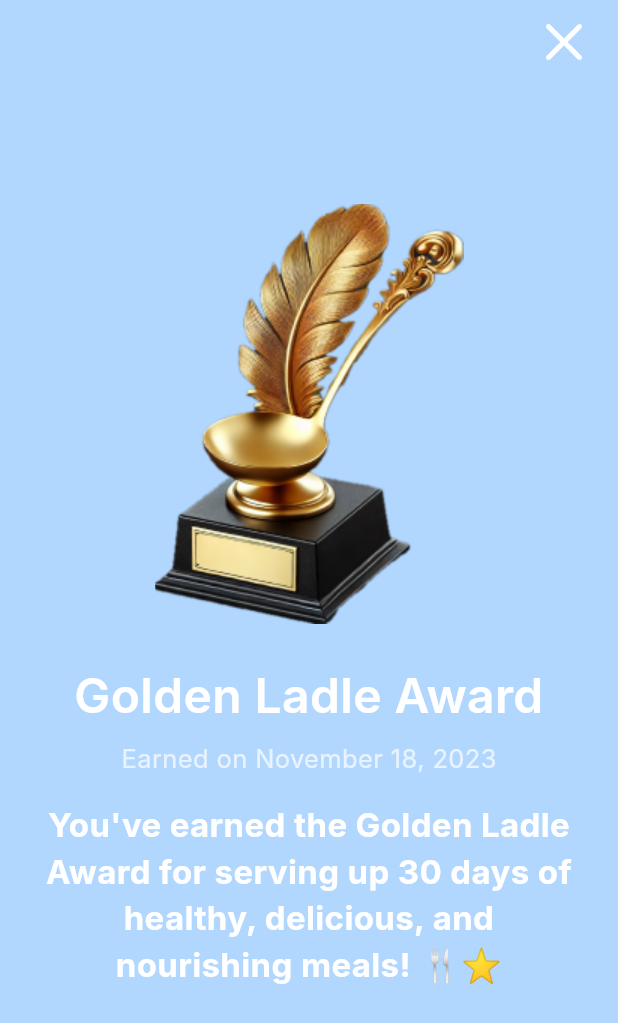
After one commit to ntua-el21059/TrackEat, a Flutter app: the ChallengeAwardScreen screen opened by its route, on a phone screen of 412 x 824 dp. The commit adds this screen. Shown: the top 1023 px of the screen. Run offline on Flutter 3.47's test engine with Material 3 defaults, Android fonts, the phone set to English and light mode, and no system bars; our stand-ins replace cached_network_image, camera, cloud_firestore, connectivity_plus, firebase_auth, firebase_core and 5 more; missing offline and left inert: activity_ring, responsive_grid_list; accounts and stored records are empty; Roboto replaces fonts that are missing (Inter); project files that could hold a hidden picture were left out.

Commit message:
added all the challenge_award screens

```diff
--- a/lib/core/utils/image_constant.dart
+++ b/lib/core/utils/image_constant.dart
@@ -79,7 +79,7 @@ class ImageConstant {
   static String imgWaterDropletSilhouette =
       '$imagePath/img_water_droplet_silhouette.svg';
   static String imgAccessibilityFill = '$imagePath/img_accessibility_fill.svg';
-  static String imgXButton = '$imagePath/img_x_button.svg';
+  static String imgXButton = '$imagePath/x_button.svg';
   static String imgUserBlue100 = '$imagePath/img_user_blue_100.svg';
   static String imgSettingsBlue100 = '$imagePath/img_settings_blue_100.svg';
   static String imgThumbsUpLightBlue600 =
@@ -212,4 +212,10 @@ class ImageConstant {
   static String imgAward4 = '$imagePath/award4.png';
   static String imgAward5 = '$imagePath/award5.png';
   static String imgAward6 = '$imagePath/award6.png';
+  static String imgGoldenLadle = '$imagePath/golden_ladle.png';
+  static String imgSweetEscape = '$imagePath/sweet_escape.png';
+  static String imgGoldenApple = '$imagePath/golden_apple.png';
+  static String imgHalfMileThrough = '$imagePath/half_mile_through.png';
+  static String imgCarnivoreChallenge = '$imagePath/carnivore_challenge.png';
+  static String imgAvocadoExcellence = '$imagePath/avocado_excellence.png';
 }
--- /dev/null
+++ b/lib/presentation/challenge_award_screen/challenge_award_screen.dart
@@ -0,0 +1,95 @@
+import 'package:flutter/material.dart';
+import 'package:provider/provider.dart';
+import '../../core/app_export.dart';
+import '../../widgets/app_bar/custom_app_bar.dart';
+import '../../widgets/custom_image_view.dart';
+import 'provider/challenge_award_provider.dart';
+
+class ChallengeAwardScreen extends StatefulWidget {
+  final int awardIndex;
+  const ChallengeAwardScreen({Key? key, this.awardIndex = 0}) : super(key: key);
+
+  @override
+  ChallengeAwardScreenState createState() => ChallengeAwardScreenState();
+
+  static Widget builder(BuildContext context, {int awardIndex = 0}) {
+    return ChangeNotifierProvider(
+      create: (context) => ChallengeAwardProvider(awardIndex: awardIndex),
+      child: ChallengeAwardScreen(awardIndex: awardIndex),
+    );
+  }
+}
+
+class ChallengeAwardScreenState extends State<ChallengeAwardScreen> {
+  @override
+  Widget build(BuildContext context) {
+    return Scaffold(
+      backgroundColor: const Color(0xFFB2D7FF),
+      appBar: _buildAppBar(context),
+      body: Consumer<ChallengeAwardProvider>(
+        builder: (context, provider, _) {
+          final award = provider.challengeAwardModelObj;
+          return Container(
+            width: double.maxFinite,
+            padding: EdgeInsets.symmetric(horizontal: 24.h),
+            child: Column(
+              crossAxisAlignment: CrossAxisAlignment.center,
+              children: [
+                SizedBox(height: 80.h),
+                Image.asset(
+                  award.imagePath,
+                  height: 280.h,
+                  width: 206.h,
+                  fit: BoxFit.contain,
+                ),
+                SizedBox(height: 24.h),
+                Text(
+                  award.title,
+                  textAlign: TextAlign.center,
+                  style: theme.textTheme.headlineLarge?.copyWith(
+                    color: Colors.white,
+                    fontWeight: FontWeight.w600,
+                  ),
+                ),
+                SizedBox(height: 8.h),
+                Text(
+                  "Earned on ${award.earnedDate}",
+                  style: theme.textTheme.bodyLarge?.copyWith(
+                    color: Colors.white.withOpacity(0.7),
+                  ),
+                ),
+                SizedBox(height: 16.h),
+                Text(
+                  award.description,
+                  textAlign: TextAlign.center,
+                  style: theme.textTheme.titleLarge?.copyWith(
+                    color: Colors.white,
+                  ),
+                ),
+              ],
+            ),
+          );
+        },
+      ),
+    );
+  }
+
+  PreferredSizeWidget _buildAppBar(BuildContext context) {
+    return CustomAppBar(
+      actions: [
+        GestureDetector(
+          onTap: () => Navigator.pop(context),
+          child: Padding(
+            padding: EdgeInsets.only(right: 24.h),
+            child: CustomImageView(
+              imagePath: ImageConstant.imgXButton,
+              height: 24.h,
+              width: 24.h,
+              color: Colors.white,
+            ),
+          ),
+        ),
+      ],
+    );
+  }
+}
--- /dev/null
+++ b/lib/presentation/challenge_award_screen/models/challenge_award_model.dart
@@ -0,0 +1,57 @@
+import '../../../core/app_export.dart';
+
+class ChallengeAwardModel {
+  final String title;
+  final String description;
+  final String earnedDate;
+  final String imagePath;
+
+  ChallengeAwardModel({
+    required this.title,
+    required this.description,
+    required this.earnedDate,
+    required this.imagePath,
+  });
+
+  static ChallengeAwardModel goldenLadle() => ChallengeAwardModel(
+    title: "Golden Ladle Award",
+    description: "You've earned the Golden Ladle Award for serving up 30 days of healthy, delicious, and nourishing meals! 🍴⭐",
+    earnedDate: "November 18, 2023",
+    imagePath: ImageConstant.imgGoldenLadle,
+  );
+
+  static ChallengeAwardModel sugarFree() => ChallengeAwardModel(
+    title: "Sweat Escape Award",
+    description: "You earned this award because you embraced the challenge, transforming your health by cutting out added sugars!",
+    earnedDate: "November 18, 2023",
+    imagePath: ImageConstant.imgSweetEscape,
+  );
+
+  static ChallengeAwardModel goldenApple() => ChallengeAwardModel(
+    title: "Golden Apple Award",
+    description: "You earned this award because you crushed it, enjoying an apple a day for two whole weeks!",
+    earnedDate: "November 18, 2023",
+    imagePath: ImageConstant.imgGoldenApple,
+  );
+
+  static ChallengeAwardModel halfWayThrough() => ChallengeAwardModel(
+    title: "Half Mile Through",
+    description: "You earned this award because you reached halfway to your goal weight with determination and effort!",
+    earnedDate: "November 18, 2023",
+    imagePath: ImageConstant.imgHalfMileThrough,
+  );
+
+  static ChallengeAwardModel carnivoreChallenge() => ChallengeAwardModel(
+    title: "Carnivore Challenge Award",
+    description: "You earned this award because you conquered the 15-day carnivore challenge, fueling your body with strength!",
+    earnedDate: "November 18, 2023",
+    imagePath: ImageConstant.imgCarnivoreChallenge,
+  );
+
+  static ChallengeAwardModel avocadoExcellence() => ChallengeAwardModel(
+    title: "Avocado Excellence Award",
+    description: "You earned this award because you embraced the avocado challenge, savoring its goodness like a true pro! 🥑✨",
+    earnedDate: "November 18, 2023",
+    imagePath: ImageConstant.imgAvocadoExcellence,
+  );
+}
--- /dev/null
+++ b/lib/presentation/challenge_award_screen/provider/challenge_award_provider.dart
@@ -0,0 +1,26 @@
+import 'package:flutter/material.dart';
+import '../models/challenge_award_model.dart';
+
+class ChallengeAwardProvider extends ChangeNotifier {
+  late ChallengeAwardModel _challengeAwardModelObj;
+
+  ChallengeAwardProvider({int awardIndex = 0}) {
+    if (awardIndex == 0) {
+      _challengeAwardModelObj = ChallengeAwardModel.goldenLadle();
+    } else if (awardIndex == 1) {
+      _challengeAwardModelObj = ChallengeAwardModel.sugarFree();
+    } else if (awardIndex == 2) {
+      _challengeAwardModelObj = ChallengeAwardModel.goldenApple();
+    } else if (awardIndex == 3) {
+      _challengeAwardModelObj = ChallengeAwardModel.halfWayThrough();
+    } else if (awardIndex == 4) {
+      _challengeAwardModelObj = ChallengeAwardModel.carnivoreChallenge();
+    } else if (awardIndex == 5) {
+      _challengeAwardModelObj = ChallengeAwardModel.avocadoExcellence();
+    } else {
+      _challengeAwardModelObj = ChallengeAwardModel.goldenLadle();
+    }
+  }
+
+  ChallengeAwardModel get challengeAwardModelObj => _challengeAwardModelObj;
+}
--- a/lib/presentation/social_profile_myself_screen/social_profile_myself_screen.dart
+++ b/lib/presentation/social_profile_myself_screen/social_profile_myself_screen.dart
@@ -323,7 +323,10 @@ class SocialProfileMyselfScreenState extends State<SocialProfileMyselfScreen> {
               (index) {
                 GridvectorOneItemModel model =
                     provider.socialProfileMyselfModelObj.gridvectorOneItemList[index];
-                return GridvectorOneItemWidget(model);
+                return GridvectorOneItemWidget(
+                  model,
+                  index: index,
+                );
               },
             ),
           );
--- a/lib/presentation/social_profile_myself_screen/widgets/gridvector_one_item_widget.dart
+++ b/lib/presentation/social_profile_myself_screen/widgets/gridvector_one_item_widget.dart
@@ -1,18 +1,59 @@
 import 'package:flutter/material.dart';
 import '../../../core/app_export.dart';
 import '../models/gridvector_one_item_model.dart';
+import '../../../presentation/challenge_award_screen/challenge_award_screen.dart';
 
 // ignore_for_file: must_be_immutable
 class GridvectorOneItemWidget extends StatelessWidget {
   final GridvectorOneItemModel model;
+  final int index;
 
-  const GridvectorOneItemWidget(this.model, {Key? key}) : super(key: key);
+  const GridvectorOneItemWidget(this.model, {Key? key, required this.index}) : super(key: key);
 
   @override
   Widget build(BuildContext context) {
-    print('Attempting to load image: ${model.image}'); // Debug print
-
-    return Container(
+    return GestureDetector(
+      onTap: () {
+        if (index == 0) {
+          Navigator.pushNamed(context, AppRoutes.challengeAwardScreen);
+        } else if (index == 1) {
+          Navigator.push(
+            context,
+            MaterialPageRoute(
+              builder: (context) => ChallengeAwardScreen.builder(context, awardIndex: 1),
+            ),
+          );
+        } else if (index == 2) {
+          Navigator.push(
+            context,
+            MaterialPageRoute(
+              builder: (context) => ChallengeAwardScreen.builder(context, awardIndex: 2),
+            ),
+          );
+        } else if (index == 3) {
+          Navigator.push(
+            context,
+            MaterialPageRoute(
+              builder: (context) => ChallengeAwardScreen.builder(context, awardIndex: 3),
+            ),
+          );
+        } else if (index == 4) {
+          Navigator.push(
+            context,
+            MaterialPageRoute(
+              builder: (context) => ChallengeAwardScreen.builder(context, awardIndex: 4),
+            ),
+          );
+        } else if (index == 5) {
+          Navigator.push(
+            context,
+            MaterialPageRoute(
+              builder: (context) => ChallengeAwardScreen.builder(context, awardIndex: 5),
+            ),
+          );
+        }
+      },
+      child: Container(
         padding: EdgeInsets.all(12.h),
         decoration: BoxDecoration(
           color: Colors.white.withOpacity(0.5),
@@ -42,6 +83,7 @@ class GridvectorOneItemWidget extends StatelessWidget {
             );
           },
         ),
+      ),
     );
   }
 }
--- a/lib/routes/app_routes.dart
+++ b/lib/routes/app_routes.dart
@@ -29,6 +29,7 @@ import '../presentation/accessibility_settings_screen/accessibility_settings_scr
 import '../presentation/ai_chat/ai_chat_splash_screen/ai_chat_splash_screen.dart';
 import '../presentation/ai_chat/ai_chat_main_page/ai_chat_main_page_screen.dart';
 import '../presentation/social_profile_myself_screen/social_profile_myself_screen.dart';
+import '../presentation/challenge_award_screen/challenge_award_screen.dart';
 
 class AppRoutes {
   static const String createAccountScreen = '/create_account_screen';
@@ -97,5 +98,6 @@ class AppRoutes {
         profileStaticScreen: (context) => const ProfileStaticScreen(),
         accessibilitySettingsScreen: (context) => AccessibilitySettingsScreen.builder(context),
         socialProfileMyselfScreen: (context) => SocialProfileMyselfScreen.builder(context),
+        challengeAwardScreen: (context) => ChallengeAwardScreen.builder(context),
       };
 }
```
Also changed, not shown: pubspec.yaml (+0 -17 lines), assets/images/avocado_excellence.png (added), assets/images/carnivore_challenge.png (added), assets/images/golden_apple.png (added), assets/images/golden_ladle.png (added), assets/images/half_mile_through.png (added), assets/images/sweet_escape.png (added), assets/images/x_button.svg (added). Lines whose indentation alone changed are shown as unchanged.
